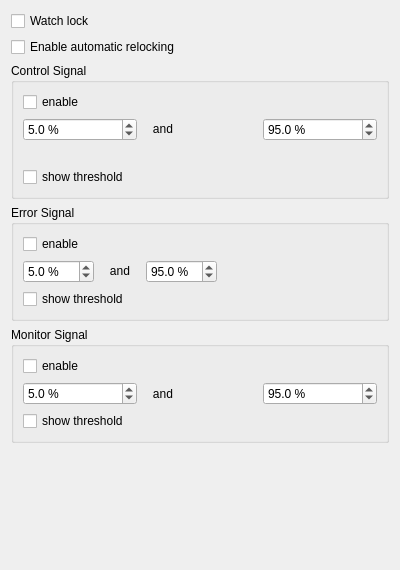
First picture: the form in linien-gui/linien_gui/ui/relocking_panel.ui, repository linien-org/linien, before the edit.
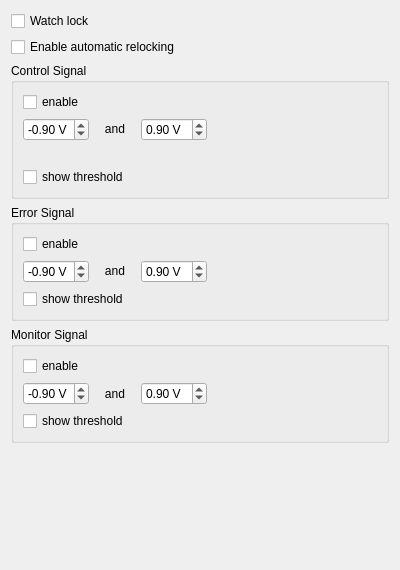
Second picture: the form after the edit. Custom widgets are drawn as their Qt base class.

Commit message: use voltage for threshold values

Patch:
```diff
--- a/linien-gui/linien_gui/ui/relocking_panel.ui
+++ b/linien-gui/linien_gui/ui/relocking_panel.ui
@@ -58,16 +58,19 @@
         <item>
          <widget class="CustomDoubleSpinBoxNoSign" name="watchLockControlMinSpinBox">
           <property name="suffix">
-           <string> %</string>
+           <string> V</string>
           </property>
           <property name="decimals">
-           <number>1</number>
+           <number>2</number>
+          </property>
+          <property name="minimum">
+           <double>-1.000000000000000</double>
           </property>
           <property name="maximum">
-           <double>100.000000000000000</double>
+           <double>1.000000000000000</double>
           </property>
           <property name="value">
-           <double>5.000000000000000</double>
+           <double>-0.900000000000000</double>
           </property>
          </widget>
         </item>
@@ -87,19 +90,35 @@
         <item>
          <widget class="CustomDoubleSpinBoxNoSign" name="watchLockControlMaxSpinBox">
           <property name="suffix">
-           <string> %</string>
+           <string> V</string>
           </property>
           <property name="decimals">
-           <number>1</number>
+           <number>2</number>
+          </property>
+          <property name="minimum">
+           <double>-1.000000000000000</double>
           </property>
           <property name="maximum">
-           <double>100.000000000000000</double>
+           <double>1.000000000000000</double>
           </property>
           <property name="value">
-           <double>95.000000000000000</double>
+           <double>0.900000000000000</double>
           </property>
          </widget>
         </item>
+        <item>
+         <spacer name="horizontalSpacer_4">
+          <property name="orientation">
+           <enum>Qt::Horizontal</enum>
+          </property>
+          <property name="sizeHint" stdset="0">
+           <size>
+            <width>40</width>
+            <height>20</height>
+           </size>
+          </property>
+         </spacer>
+        </item>
        </layout>
       </item>
       <item>
@@ -149,16 +168,19 @@
         <item>
          <widget class="CustomDoubleSpinBoxNoSign" name="watchLockErrorMinSpinBox">
           <property name="suffix">
-           <string> %</string>
+           <string> V</string>
           </property>
           <property name="decimals">
-           <number>1</number>
+           <number>2</number>
+          </property>
+          <property name="minimum">
+           <double>-1.000000000000000</double>
           </property>
           <property name="maximum">
-           <double>100.000000000000000</double>
+           <double>1.000000000000000</double>
           </property>
           <property name="value">
-           <double>5.000000000000000</double>
+           <double>-0.900000000000000</double>
           </property>
          </widget>
         </item>
@@ -178,16 +200,19 @@
         <item>
          <widget class="CustomDoubleSpinBoxNoSign" name="watchLockErrorMaxSpinBox">
           <property name="suffix">
-           <string> %</string>
+           <string> V</string>
           </property>
           <property name="decimals">
-           <number>1</number>
+           <number>2</number>
+          </property>
+          <property name="minimum">
+           <double>-1.000000000000000</double>
           </property>
           <property name="maximum">
-           <double>100.000000000000000</double>
+           <double>1.000000000000000</double>
           </property>
           <property name="value">
-           <double>95.000000000000000</double>
+           <double>0.900000000000000</double>
           </property>
          </widget>
         </item>
@@ -234,16 +259,19 @@
         <item>
          <widget class="CustomDoubleSpinBoxNoSign" name="watchLockMonitorMinSpinBox">
           <property name="suffix">
-           <string> %</string>
+           <string> V</string>
           </property>
           <property name="decimals">
-           <number>1</number>
+           <number>2</number>
+          </property>
+          <property name="minimum">
+           <double>-1.000000000000000</double>
           </property>
           <property name="maximum">
-           <double>100.000000000000000</double>
+           <double>1.000000000000000</double>
           </property>
           <property name="value">
-           <double>5.000000000000000</double>
+           <double>-0.900000000000000</double>
           </property>
          </widget>
         </item>
@@ -263,19 +291,35 @@
         <item>
          <widget class="CustomDoubleSpinBoxNoSign" name="watchLockMonitorMaxSpinBox">
           <property name="suffix">
-           <string> %</string>
+           <string> V</string>
           </property>
           <property name="decimals">
-           <number>1</number>
+           <number>2</number>
+          </property>
+          <property name="minimum">
+           <double>-1.000000000000000</double>
           </property>
           <property name="maximum">
-           <double>100.000000000000000</double>
+           <double>1.000000000000000</double>
           </property>
           <property name="value">
-           <double>95.000000000000000</double>
+           <double>0.900000000000000</double>
           </property>
          </widget>
         </item>
+        <item>
+         <spacer name="horizontalSpacer_3">
+          <property name="orientation">
+           <enum>Qt::Horizontal</enum>
+          </property>
+          <property name="sizeHint" stdset="0">
+           <size>
+            <width>40</width>
+            <height>20</height>
+           </size>
+          </property>
+         </spacer>
+        </item>
        </layout>
       </item>
       <item>
```
Left out of the diff: 14 changed lines with no effect on the pictures. The commit also changes 2 other files.
